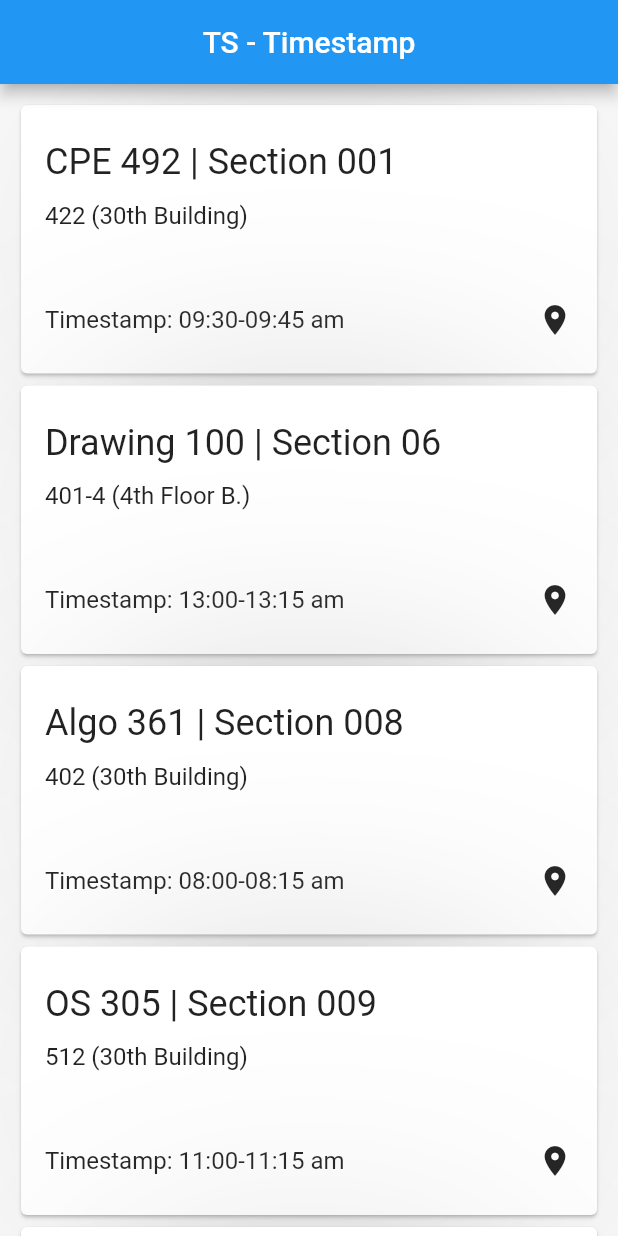
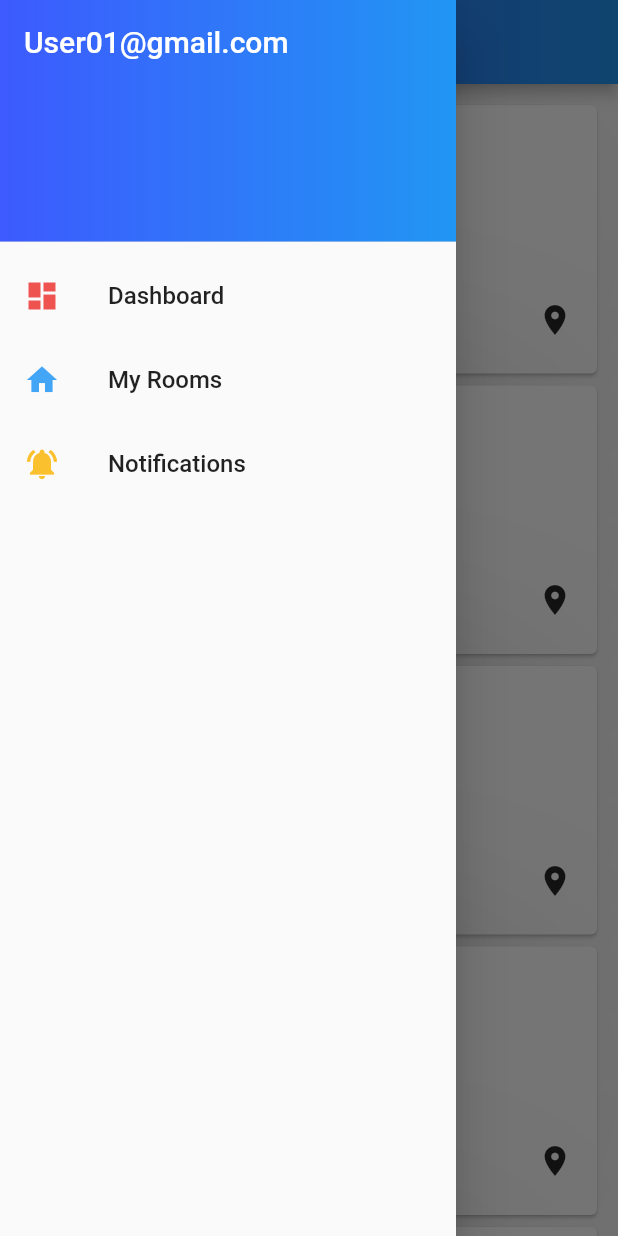
Before and after one commit to bbun0639/Flutter_timestamp, a Flutter app: the screen it shows after launch, with the side drawer open (before the commit the screen has no drawer), on a phone screen of 412 x 824 dp. Run offline on Flutter 3.47's test engine with Material 2 defaults, Android fonts, the phone set to English and light mode, and no system bars.

Commit message:
Using a Side Drawer

```diff
--- a/lib/main.dart
+++ b/lib/main.dart
@@ -106,7 +106,6 @@ class MyApp extends StatelessWidget {
           value: Rooms(),
         ),
       ],
-
       child: MaterialApp(
         title: 'TS - Timestamp',
         theme: ThemeData(
--- a/lib/screens/rooms_view_screen.dart
+++ b/lib/screens/rooms_view_screen.dart
@@ -1,8 +1,7 @@
 import 'package:flutter/material.dart';
 
 import '../widgets/rooms_itemBuilder.dart';
-
-
+import '../widgets/app_drawer.dart';
 
 class RoomsViewScreen extends StatelessWidget {
   //final property hold a list of products
@@ -12,11 +11,18 @@ class RoomsViewScreen extends StatelessWidget {
   Widget build(BuildContext context) {
     return Scaffold(
       appBar: AppBar(
+        flexibleSpace: Container(
+          decoration: BoxDecoration(
+              gradient: LinearGradient(
+                  begin: Alignment.centerLeft,
+                  end: Alignment.centerRight,
+                  colors: <Color>[Colors.indigoAccent[400], Colors.blue])),
+        ),
+        title: Text('TS - Timestamp'),
+        centerTitle: true,
         //automaticallyImplyLeading: false, // Never add back button
-        centerTitle: true,
-        title: Text('TS - Timestamp'),
       ),
-      //drawer: AppDrawer(),
+      drawer: AppDrawer(),
       body: RoomsCard(), //don't get as an argument but get itself by provider
     );
   }
--- /dev/null
+++ b/lib/widgets/app_drawer.dart
@@ -0,0 +1,93 @@
+import 'package:flutter/material.dart';
+
+class AppDrawer extends StatelessWidget {
+  @override
+  Widget build(BuildContext context) {
+    return Drawer(
+      // Add a ListView to the drawer. This ensures the user can scroll // through the options in the drawer if there isn't enough vertical // space to fit everything.
+      child: ListView(
+        // Important: Remove any padding from the ListView.
+        padding: EdgeInsets.zero,
+        children: <Widget>[
+          DrawerHeader(
+            child: Text(
+              'User01@gmail.com',
+              style: TextStyle(
+                fontSize: 20.0,
+                color: Colors.white,
+              ),
+            ),
+            decoration: BoxDecoration(
+              color: Colors.blue,
+              gradient: LinearGradient(
+                  begin: Alignment.centerLeft,
+                  end: Alignment.centerRight,
+                  colors: <Color>[Colors.indigoAccent[400], Colors.blue]),
+            ),
+          ),
+          ListTile(
+            title: Text(
+              'Dashboard',
+              style: TextStyle(fontSize: 16.0),
+            ),
+            leading: Icon(
+              Icons.dashboard,
+              color: Colors.red[400],
+            ),
+            onTap: () {
+              // Update the state of the app
+              // ...
+              // Then close the drawer
+              Navigator.pop(context);
+            },
+          ),
+          ListTile(
+            title: Text(
+              'My Rooms',
+              style: TextStyle(fontSize: 16.0),
+            ),
+            leading: Icon(
+              Icons.home,
+              color: Colors.blue[400],
+            ),
+            onTap: () {
+              // Update the state of the app
+              Navigator.of(context).pushReplacementNamed('/');
+            },
+          ),
+          ListTile(
+            title: Text(
+              'Notifications',
+              style: TextStyle(fontSize: 16.0),
+            ),
+            leading: Icon(
+              Icons.notifications_active,
+              color: Colors.yellow[700],
+            ),
+            onTap: () {
+              // Update the state of the app
+              // ...
+              // Then close the drawer
+              Navigator.pop(context);
+            },
+          ),
+        ],
+      ),
+    );
+  }
+}
+
+void gradientAppbar() {
+  AppBar(
+    flexibleSpace: Container(
+      decoration: BoxDecoration(
+          gradient: LinearGradient(
+              begin: Alignment.centerLeft,
+              end: Alignment.centerRight,
+              colors: <Color>[Colors.indigoAccent[400], Colors.blue])),
+    ),
+    //automaticallyImplyLeading: false, // Never add back button
+    centerTitle: true,
+    title: Text('TS - Timestamp'),
+  );
+}
```
Also changed, not shown: lib/screens/room_detail_screen.dart (+8 -1 lines).
